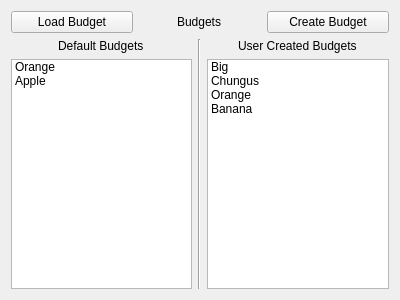
Before: the Qt Designer form Application/Application/BudgetPage.ui in abutlerboudakian/future_wallet, drawn with Qt 5.
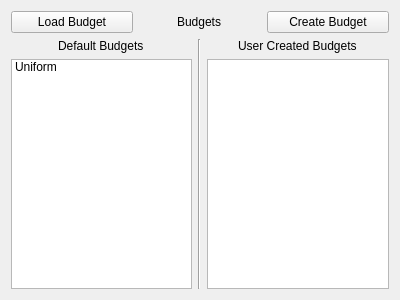
After: the same form once the commit is applied.

Diff of the .ui file:
```diff
--- a/Application/Application/BudgetPage.ui
+++ b/Application/Application/BudgetPage.ui
@@ -29,12 +29,7 @@
         <widget class="QListWidget" name="Default">
          <item>
           <property name="text">
-           <string>Orange</string>
-          </property>
-         </item>
-         <item>
-          <property name="text">
-           <string>Apple</string>
+           <string>Uniform</string>
           </property>
          </item>
         </widget>
@@ -58,28 +53,7 @@
         </widget>
        </item>
        <item>
-        <widget class="QListWidget" name="Custom">
-         <item>
-          <property name="text">
-           <string>Big</string>
-          </property>
-         </item>
-         <item>
-          <property name="text">
-           <string>Chungus</string>
-          </property>
-         </item>
-         <item>
-          <property name="text">
-           <string>Orange</string>
-          </property>
-         </item>
-         <item>
-          <property name="text">
-           <string>Banana</string>
-          </property>
-         </item>
-        </widget>
+        <widget class="QListWidget" name="Custom"/>
        </item>
       </layout>
      </item>
```
